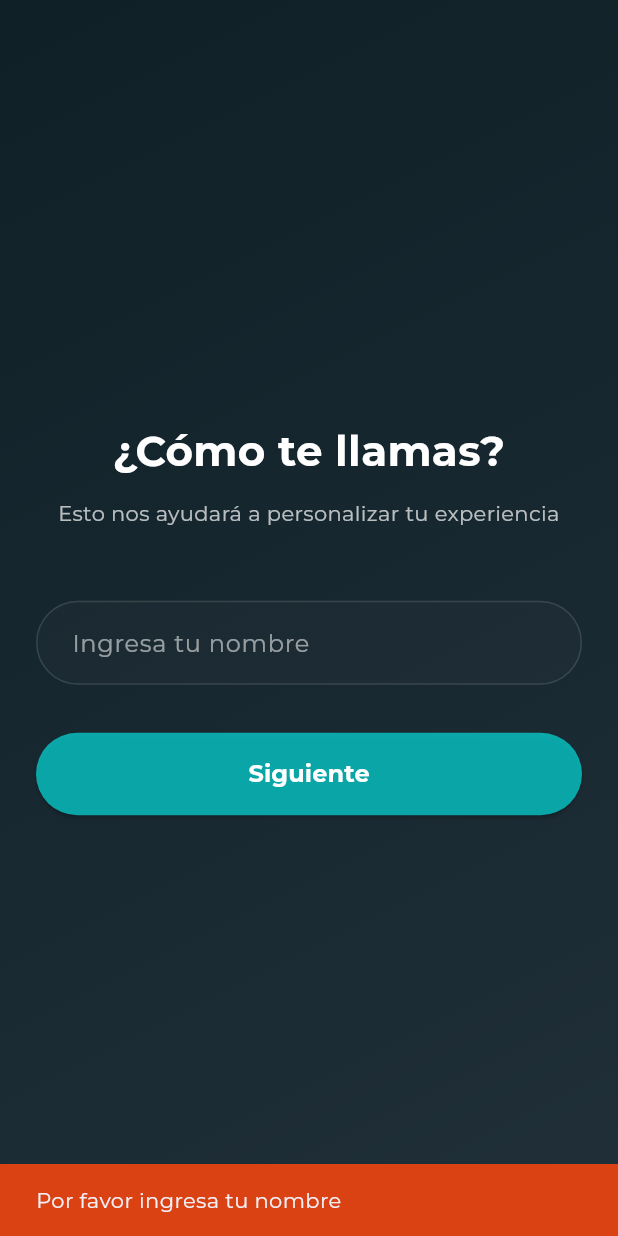
After one commit to dasmorphy/security-movil, a Flutter app: the OnboardingScreen screen opened by its route, after a tap on "Siguiente", on a phone screen of 412 x 824 dp. The commit adds this screen. Run offline on Flutter 3.47's test engine with Material 3 defaults, Android fonts, the phone set to English and light mode, and no system bars; our stand-ins replace animate_do, connectivity_plus, dio, dropdown_button2, flutter_dotenv, flutter_image_compress and 18 more; accounts and stored records are empty; project files that could hold a hidden picture were left out.

Commit message:
Nombre de usuario y foto

```diff
--- a/lib/config/router/app_router.dart
+++ b/lib/config/router/app_router.dart
@@ -11,8 +11,13 @@ final appRouter = GoRouter(
     ),
     GoRoute(
       path: '/login',
-      name: 'login-screen',
+      name: LoginScreen.name,
       builder: (context, state) => const LoginScreen(),
+    ),
+    GoRoute(
+      path: '/onboarding',
+      name: OnboardingScreen.name,
+      builder: (context, state) => const OnboardingScreen(),
     ),
     GoRoute(
       path: '/',
--- a/lib/presentation/providers/auth/auth_provider.dart
+++ b/lib/presentation/providers/auth/auth_provider.dart
@@ -6,8 +6,7 @@ import 'package:zentinel/presentation/providers/auth/auth_repository_provider.da
 
 /// Provider
 final userSessionProvider =
-    StateNotifierProvider.autoDispose<UserSessionNotifier, AsyncValue<User?>>(
-        (ref) {
+    StateNotifierProvider<UserSessionNotifier, AsyncValue<User?>>((ref) {
   final authRepository = ref.read(authRepositoryProvider);
   return UserSessionNotifier(authRepository);
 });
--- /dev/null
+++ b/lib/presentation/screens/onboarding/onboarding_screen.dart
@@ -0,0 +1,36 @@
+import 'package:flutter/material.dart';
+import 'package:zentinel/presentation/widgets/widgets.dart';
+
+class OnboardingScreen extends StatefulWidget {
+  static const name = 'onboarding-screen';
+
+  const OnboardingScreen({super.key});
+
+  @override
+  State<OnboardingScreen> createState() => _OnboardingScreenState();
+}
+
+class _OnboardingScreenState extends State<OnboardingScreen> {
+  final PageController controller = PageController();
+
+  void nextPage() {
+    controller.nextPage(
+      duration: const Duration(milliseconds: 300),
+      curve: Curves.easeIn,
+    );
+  }
+
+  @override
+  Widget build(BuildContext context) {
+    return Scaffold(
+      body: PageView(
+        controller: controller,
+        physics: const NeverScrollableScrollPhysics(),
+        children: [
+          StepName(nextPage: nextPage),
+          const StepPhoto(),
+        ],
+      ),
+    );
+  }
+}
--- a/lib/presentation/screens/profile/personal_data_screen.dart
+++ b/lib/presentation/screens/profile/personal_data_screen.dart
@@ -1,6 +1,5 @@
 import 'package:flutter/material.dart';
 import 'package:go_router/go_router.dart';
-import 'package:zentinel/presentation/views/views.dart';
 import 'package:zentinel/presentation/widgets/widgets.dart';
 
 class PersonalDataScreen extends StatelessWidget {
--- a/lib/presentation/screens/screens.dart
+++ b/lib/presentation/screens/screens.dart
@@ -5,3 +5,4 @@ export 'package:zentinel/presentation/screens/profile/personal_data_screen.dart'
 export 'package:zentinel/presentation/screens/profile/change_email_screen.dart';
 export 'package:zentinel/presentation/screens/shared/check_success_screen.dart';
 export 'package:zentinel/presentation/screens/logbook/logbook_list_screen.dart';
+export 'package:zentinel/presentation/screens/onboarding/onboarding_screen.dart';
--- /dev/null
+++ b/lib/presentation/widgets/onboarding/step_name.dart
@@ -0,0 +1,128 @@
+import 'package:flutter/material.dart';
+import 'package:flutter_riverpod/flutter_riverpod.dart';
+import 'package:zentinel/presentation/providers/onboarding/onboarding_provider.dart';
+
+class StepName extends ConsumerStatefulWidget {
+  final VoidCallback nextPage;
+
+  const StepName({super.key, required this.nextPage});
+
+  @override
+  ConsumerState<StepName> createState() => _StepNameState();
+}
+
+class _StepNameState extends ConsumerState<StepName> {
+  final TextEditingController controller = TextEditingController();
+
+  void saveName() {
+    if (controller.text.isEmpty) {
+      ScaffoldMessenger.of(context).showSnackBar(
+        const SnackBar(
+          content: Text('Por favor ingresa tu nombre'),
+          backgroundColor: Color.fromARGB(255, 219, 66, 19),
+        ),
+      );
+      return;
+    }
+
+    ref.read(userNameProvider.notifier).state = controller.text;
+    widget.nextPage();
+  }
+
+  @override
+  void dispose() {
+    controller.dispose();
+    super.dispose();
+  }
+
+  @override
+  Widget build(BuildContext context) {
+    return Container(
+      decoration: const BoxDecoration(
+        gradient: LinearGradient(
+          begin: Alignment.topLeft,
+          end: Alignment.bottomRight,
+          colors: [
+            Color.fromARGB(255, 15, 32, 39),
+            Color.fromARGB(255, 32, 47, 56),
+          ],
+        ),
+      ),
+      child: Padding(
+        padding: const EdgeInsets.symmetric(horizontal: 24),
+        child: Column(
+          mainAxisAlignment: MainAxisAlignment.center,
+          crossAxisAlignment: CrossAxisAlignment.stretch,
+          children: [
+            const Text(
+              '¿Cómo te llamas?',
+              style: TextStyle(
+                fontSize: 28,
+                fontWeight: FontWeight.bold,
+                color: Colors.white,
+              ),
+              textAlign: TextAlign.center,
+            ),
+            const SizedBox(height: 12),
+            const Text(
+              'Esto nos ayudará a personalizar tu experiencia',
+              style: TextStyle(
+                fontSize: 14,
+                color: Colors.white70,
+              ),
+              textAlign: TextAlign.center,
+            ),
+            const SizedBox(height: 48),
+            TextField(
+              controller: controller,
+              style: const TextStyle(color: Colors.white, fontSize: 16),
+              decoration: InputDecoration(
+                hintText: 'Ingresa tu nombre',
+                hintStyle: const TextStyle(color: Colors.white54),
+                filled: true,
+                fillColor: Colors.white.withOpacity(0.02),
+                contentPadding: const EdgeInsets.symmetric(
+                  horizontal: 20,
+                  vertical: 16,
+                ),
+                enabledBorder: OutlineInputBorder(
+                  borderRadius: BorderRadius.circular(30),
+                  borderSide: BorderSide(
+                    color: Colors.white.withOpacity(0.12),
+                    width: 1,
+                  ),
+                ),
+                focusedBorder: OutlineInputBorder(
+                  borderRadius: BorderRadius.circular(30),
+                  borderSide: BorderSide(
+                    color: const Color.fromARGB(189, 7, 213, 213),
+                    width: 2,
+                  ),
+                ),
+              ),
+            ),
+            const SizedBox(height: 32),
+            ElevatedButton(
+              onPressed: saveName,
+              style: ElevatedButton.styleFrom(
+                padding: const EdgeInsets.symmetric(vertical: 16),
+                shape: RoundedRectangleBorder(
+                  borderRadius: BorderRadius.circular(30),
+                ),
+                backgroundColor: const Color.fromARGB(189, 7, 213, 213),
+              ),
+              child: const Text(
+                'Siguiente',
+                style: TextStyle(
+                  color: Colors.white,
+                  fontSize: 16,
+                  fontWeight: FontWeight.bold,
+                ),
+              ),
+            ),
+          ],
+        ),
+      ),
+    );
+  }
+}
--- /dev/null
+++ b/lib/presentation/widgets/onboarding/step_photo.dart
@@ -0,0 +1,187 @@
+import 'dart:io';
+
+import 'package:flutter/material.dart';
+import 'package:flutter_riverpod/flutter_riverpod.dart';
+import 'package:image_picker/image_picker.dart';
+import 'package:go_router/go_router.dart';
+import 'package:zentinel/presentation/providers/onboarding/onboarding_provider.dart';
+
+class StepPhoto extends ConsumerStatefulWidget {
+  const StepPhoto({super.key});
+
+  @override
+  ConsumerState<StepPhoto> createState() => _StepPhotoState();
+}
+
+class _StepPhotoState extends ConsumerState<StepPhoto> {
+  File? photo;
+  bool _isLoading = false;
+
+  Future<void> takePhoto() async {
+    final picker = ImagePicker();
+
+    final XFile? image = await picker.pickImage(source: ImageSource.camera);
+
+    if (image != null) {
+      final file = File(image.path);
+
+      setState(() {
+        photo = file;
+      });
+    }
+  }
+
+  Future<void> finish() async {
+    if (photo == null) {
+      ScaffoldMessenger.of(context).showSnackBar(
+        const SnackBar(
+          content: Text('Por favor captura una foto'),
+          backgroundColor: Color.fromARGB(255, 219, 66, 19),
+        ),
+      );
+      return;
+    }
+
+    setState(() => _isLoading = true);
+
+    try {
+      await ref.read(onboardingProvider.notifier).saveUserProfile(
+        photoPath: photo!.path,
+      );
+
+      // Pequeño delay para asegurar que Hive persista los datos
+      await Future.delayed(const Duration(milliseconds: 500));
+
+      // Invalidar el provider para que se refresque con los nuevos datos
+      ref.invalidate(userProfileProvider);
+
+      if (mounted) {
+        context.go('/');
+      }
+    } catch (e) {
+      ScaffoldMessenger.of(context).showSnackBar(
+        SnackBar(
+          content: Text('Error: $e'),
+          backgroundColor: const Color.fromARGB(255, 219, 66, 19),
+        ),
+      );
+    } finally {
+      setState(() => _isLoading = false);
+    }
+  }
+
+  @override
+  Widget build(BuildContext context) {
+    return Container(
+      decoration: const BoxDecoration(
+        gradient: LinearGradient(
+          begin: Alignment.topLeft,
+          end: Alignment.bottomRight,
+          colors: [
+            Color.fromARGB(255, 15, 32, 39),
+            Color.fromARGB(255, 32, 47, 56),
+          ],
+        ),
+      ),
+      child: Padding(
+        padding: const EdgeInsets.symmetric(horizontal: 24),
+        child: Column(
+          mainAxisAlignment: MainAxisAlignment.center,
+          crossAxisAlignment: CrossAxisAlignment.stretch,
+          children: [
+            const Text(
+              'Tu foto de perfil',
+              style: TextStyle(
+                fontSize: 28,
+                fontWeight: FontWeight.bold,
+                color: Colors.white,
+              ),
+              textAlign: TextAlign.center,
+            ),
+            const SizedBox(height: 12),
+            const Text(
+              'Captura una foto clara desde tu cámara',
+              style: TextStyle(
+                fontSize: 14,
+                color: Colors.white70,
+              ),
+              textAlign: TextAlign.center,
+            ),
+            const SizedBox(height: 48),
+            Center(
+              child: photo != null
+                  ? ClipRRect(
+                      borderRadius: BorderRadius.circular(20),
+                      child: Image.file(
+                        photo!,
+                        width: 220,
+                        height: 220,
+                        fit: BoxFit.cover,
+                      ),
+                    )
+                  : Container(
+                      width: 220,
+                      height: 220,
+                      decoration: BoxDecoration(
+                        color: Colors.white.withOpacity(0.05),
+                        borderRadius: BorderRadius.circular(20),
+                        border: Border.all(
+                          color: Colors.white.withOpacity(0.2),
+                          width: 2,
+                        ),
+                      ),
+                      child: const Icon(
+                        Icons.camera_alt,
+                        size: 80,
+                        color: Colors.white54,
+                      ),
+                    ),
+            ),
+            const SizedBox(height: 48),
+            ElevatedButton.icon(
+              onPressed: takePhoto,
+              icon: const Icon(Icons.camera_alt),
+              label: const Text('Capturar foto', style: TextStyle(color: Colors.white),),
+              style: ElevatedButton.styleFrom(
+                padding: const EdgeInsets.symmetric(vertical: 16),
+                shape: RoundedRectangleBorder(
+                  borderRadius: BorderRadius.circular(30),
+                ),
+                backgroundColor: const Color.fromARGB(189, 7, 213, 213),
+              ),
+            ),
+            const SizedBox(height: 16),
+            ElevatedButton(
+              onPressed: _isLoading ? null : finish,
+              style: ElevatedButton.styleFrom(
+                padding: const EdgeInsets.symmetric(vertical: 16),
+                shape: RoundedRectangleBorder(
+                  borderRadius: BorderRadius.circular(30),
+                ),
+                backgroundColor: Colors.green.withOpacity(0.7),
+                disabledBackgroundColor: Colors.green.withOpacity(0.4),
+              ),
+              child: _isLoading
+                  ? const SizedBox(
+                      width: 20,
+                      height: 20,
+                      child: CircularProgressIndicator(
+                        strokeWidth: 2,
+                        color: Colors.white,
+                      ),
+                    )
+                  : const Text(
+                      'Completar',
+                      style: TextStyle(
+                        color: Colors.white,
+                        fontSize: 16,
+                        fontWeight: FontWeight.bold,
+                      ),
+                    ),
+            ),
+          ],
+        ),
+      ),
+    );
+  }
+}
--- a/lib/presentation/widgets/widgets.dart
+++ b/lib/presentation/widgets/widgets.dart
@@ -30,3 +30,5 @@ export 'package:zentinel/presentation/widgets/logbook/out_details.dart';
 export 'package:zentinel/presentation/widgets/logbook/entry_details.dart';
 export 'package:zentinel/presentation/widgets/logbook/detail_row.dart';
 export 'package:zentinel/presentation/widgets/report/date_range_picker.dart';
+export 'package:zentinel/presentation/widgets/onboarding/step_name.dart';
+export 'package:zentinel/presentation/widgets/onboarding/step_photo.dart';
--- a/pubspec.yaml
+++ b/pubspec.yaml
@@ -68,6 +68,8 @@ dev_dependencies:
   flutter_lints: ^6.0.0
   flutter_test:
     sdk: flutter
+  hive_generator: ^2.0.0
+  build_runner: ^2.4.0
 
 # For information on the generic Dart part of this file, see the
 # following page: https://dart.dev/tools/pub/pubspec
```
Also changed, not shown: lib/data/models/hive/user_profile_model.dart (added, +25 -0 lines), lib/data/services/hive_service.dart (added, +41 -0 lines), lib/presentation/providers/onboarding/onboarding_provider.dart (added, +75 -0 lines), lib/presentation/views/profile_view.dart (+53 -20 lines), lib/presentation/widgets/login/login_form.dart (+11 -1 lines), lib/presentation/widgets/media/autoplay_local_video.dart (+13 -1 lines), lib/service/local_storage.dart (+13 -0 lines), lib/data/models/hive/user_profile_model.g.dart (added), pubspec.lock, 1 other file.
